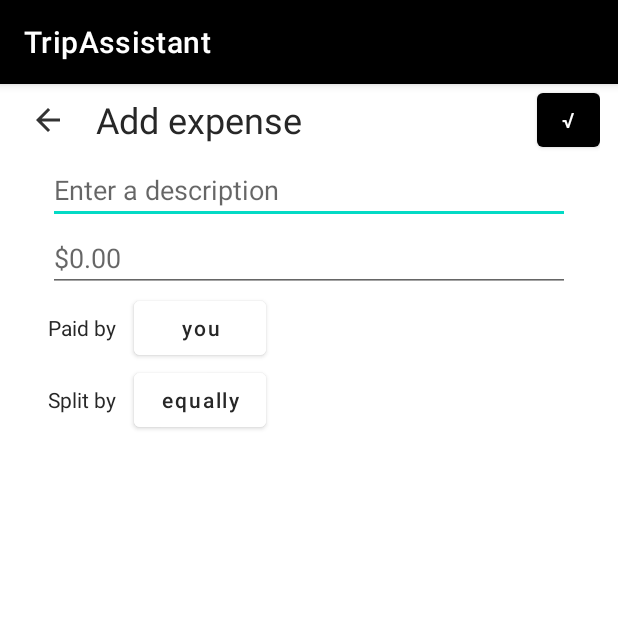
After one commit to tf-cheung/TripTripAssistant, an Android app: the AddExpenseActivity screen opened directly, with no data from a screen before it, on a phone screen of 412 x 824 dp, the top half of it. The commit adds this screen. Run offline under Robolectric (Android 15) with nearby library versions, the phone set to English and light mode, and no system bars.

Commit message:
add expense-related activities

```diff
--- /dev/null
+++ b/app/src/main/java/com/example/tripassistant/AddExpenseActivity.java
@@ -0,0 +1,75 @@
+package com.example.tripassistant;
+
+import androidx.appcompat.app.AppCompatActivity;
+
+import android.content.Intent;
+import android.os.Bundle;
+import android.widget.Button;
+import android.widget.EditText;
+import android.widget.ImageButton;
+import android.widget.Toast;
+
+public class AddExpenseActivity extends AppCompatActivity {
+    private ImageButton backBtn;
+    private Button okayBtn, selectPayerBtn, selectPayeeBtn;
+    private EditText descriptionEDT, amountEDT;
+
+    @Override
+    protected void onCreate(Bundle savedInstanceState) {
+        super.onCreate(savedInstanceState);
+        setContentView(R.layout.activity_add_expense);
+        descriptionEDT = findViewById(R.id.editTextDescription);
+        amountEDT = findViewById(R.id.editTextAmount);
+        backBtn = findViewById(R.id.back_button);
+        okayBtn = findViewById(R.id.okay_button);
+        selectPayerBtn = findViewById(R.id.payer_button);
+        selectPayeeBtn = findViewById(R.id.payee_button);
+
+        backBtn.setOnClickListener(view -> {
+            onBackPressed();
+        });
+
+        okayBtn.setOnClickListener(view -> {
+            handleExpenseSubmit();
+        });
+
+        selectPayerBtn.setOnClickListener(view -> {
+            Intent intent = new Intent(AddExpenseActivity.this, SelectPayerActivity.class);
+            startActivity(intent);
+        });
+
+        selectPayeeBtn.setOnClickListener(view -> {
+            Intent intent = new Intent(AddExpenseActivity.this, SelectPayeeActivity.class);
+            startActivity(intent);
+        });
+    }
+
+    private void handleExpenseSubmit() {
+        String description = descriptionEDT.toString().trim();
+        if (description.isEmpty()) {
+            Toast.makeText(AddExpenseActivity.this, "Description is empty.",
+                    Toast.LENGTH_SHORT).show();
+            return;
+        }
+        String amountStr = amountEDT.toString().trim();
+        if (amountStr.isEmpty()) {
+            Toast.makeText(AddExpenseActivity.this, "Amount is empty.",
+                    Toast.LENGTH_SHORT).show();
+            return;
+        }
+        float amount;
+        try {
+            amount = Float.parseFloat(amountStr);
+        } catch (Exception e) {
+            Toast.makeText(AddExpenseActivity.this, e.getMessage(),
+                    Toast.LENGTH_SHORT).show();
+            return;
+        }
+        if (amount <= 0) {
+            Toast.makeText(AddExpenseActivity.this, "Amount must be greater than zero.",
+                    Toast.LENGTH_SHORT).show();
+            return;
+        }
+
+    }
+}
--- /dev/null
+++ b/app/src/main/res/layout/activity_add_expense.xml
@@ -0,0 +1,105 @@
+<?xml version="1.0" encoding="utf-8"?>
+<LinearLayout xmlns:app="http://schemas.android.com/apk/res-auto"
+    android:layout_width="match_parent"
+    android:layout_height="wrap_content"
+    android:orientation="vertical"
+    xmlns:android="http://schemas.android.com/apk/res/android">
+
+    <LinearLayout
+        android:layout_width="match_parent"
+        android:layout_height="wrap_content"
+        android:paddingHorizontal="12dp"
+        android:orientation="horizontal">
+
+        <ImageButton
+            android:id="@+id/back_button"
+            android:layout_width="40dp"
+            android:layout_height="40dp"
+            android:scaleType="centerInside"
+            android:layout_gravity="center_vertical"
+            android:background="?android:attr/selectableItemBackground"
+            android:src="@drawable/ic_back"
+            app:tint="@color/black"
+            android:contentDescription="@string/back_button_description" />
+
+        <TextView
+            android:layout_width="0dp"
+            android:layout_height="wrap_content"
+            android:text="@string/add_expense"
+            android:layout_gravity="center_vertical"
+            android:textSize="24sp"
+            android:textColor="@color/secondary"
+            android:paddingHorizontal="12dp"
+            android:layout_weight="1"/>
+
+        <Button
+            android:id="@+id/okay_button"
+            android:layout_width="42dp"
+            android:layout_height="wrap_content"
+            android:text="√"
+            android:layout_weight="0"/>
+
+    </LinearLayout>
+
+    <EditText
+        android:id="@+id/editTextDescription"
+        android:layout_width="match_parent"
+        android:layout_height="wrap_content"
+        android:layout_marginHorizontal="32dp"
+        android:hint="@string/enter_a_description" />
+
+    <EditText
+        android:id="@+id/editTextAmount"
+        android:layout_width="match_parent"
+        android:layout_height="wrap_content"
+        android:layout_marginHorizontal="32dp"
+        android:hint="@string/_0_00"
+        android:inputType="numberDecimal" />
+
+    <LinearLayout
+        android:layout_width="match_parent"
+        android:layout_height="wrap_content"
+        android:layout_marginHorizontal="32dp">
+
+        <TextView
+            android:layout_width="wrap_content"
+            android:layout_height="wrap_content"
+            android:textColor="@color/secondary"
+            android:layout_marginEnd="12dp"
+            android:text="@string/paid_by" />
+
+        <Button
+            android:id="@+id/payer_button"
+            android:layout_width="wrap_content"
+            android:layout_height="wrap_content"
+            android:textColor="@color/secondary"
+            android:backgroundTint="@color/white"
+            android:text="@string/you"
+            android:textAllCaps="false" />
+
+    </LinearLayout>
+
+    <LinearLayout
+        android:layout_width="match_parent"
+        android:layout_height="wrap_content"
+        android:layout_marginHorizontal="32dp">
+
+        <TextView
+            android:layout_width="wrap_content"
+            android:layout_height="wrap_content"
+            android:textColor="@color/secondary"
+            android:layout_marginEnd="12dp"
+            android:text="@string/split_by" />
+
+        <Button
+            android:id="@+id/payee_button"
+            android:layout_width="wrap_content"
+            android:layout_height="wrap_content"
+            android:textColor="@color/secondary"
+            android:backgroundTint="@color/white"
+            android:text="@string/equally"
+            android:textAllCaps="false" />
+
+    </LinearLayout>
+
+</LinearLayout>
--- a/app/src/main/res/values/colors.xml
+++ b/app/src/main/res/values/colors.xml
@@ -11,4 +11,6 @@
     <color name="red">#BC1D12</color>
     <color name="colorPrimary" />
     <color name="green">#4CAF50</color>
+    <color name="primary">#171717</color>
+    <color name="secondary">#272727</color>
 </resources>
--- a/app/src/main/res/values/strings.xml
+++ b/app/src/main/res/values/strings.xml
@@ -20,4 +20,13 @@
     <string name="password_criteria_special_char">At least one special character (@#$%^&amp;+=)</string>
     <string name="password_criteria_length">At least 8 characters long</string>
     <string name="username">Username</string>
+    <string name="enter_a_description">Enter a description</string>
+    <string name="_0_00">$0.00</string>
+    <string name="add_expense">Add expense</string>
+    <string name="paid_by">Paid by</string>
+    <string name="you">you</string>
+    <string name="split_by">Split by</string>
+    <string name="equally">equally</string>
+    <string name="who_paid">Who paid?</string>
+    <string name="adjust_split">Adjust split</string>
 </resources>
```
Also changed, not shown: app/src/main/AndroidManifest.xml (+10 -1 lines), app/src/main/java/com/example/tripassistant/ExpenseActivity.java (+43 -0 lines), app/src/main/java/com/example/tripassistant/SelectPayeeActivity.java (added, +14 -0 lines), app/src/main/java/com/example/tripassistant/SelectPayerActivity.java (added, +14 -0 lines), app/src/main/java/com/example/tripassistant/models/Expense.java (added, +26 -0 lines), app/src/main/res/layout-land/activity_signup.xml (added, +156 -0 lines), app/src/main/res/layout/activity_expense.xml (+27 -3 lines), app/src/main/res/layout/activity_select_payee.xml (added, +49 -0 lines), app/src/main/res/layout/activity_select_payer.xml (added, +42 -0 lines).
